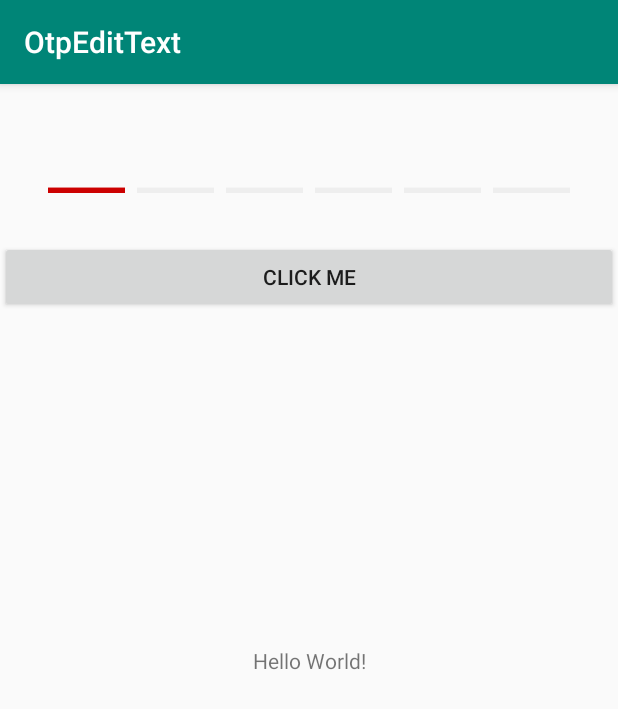
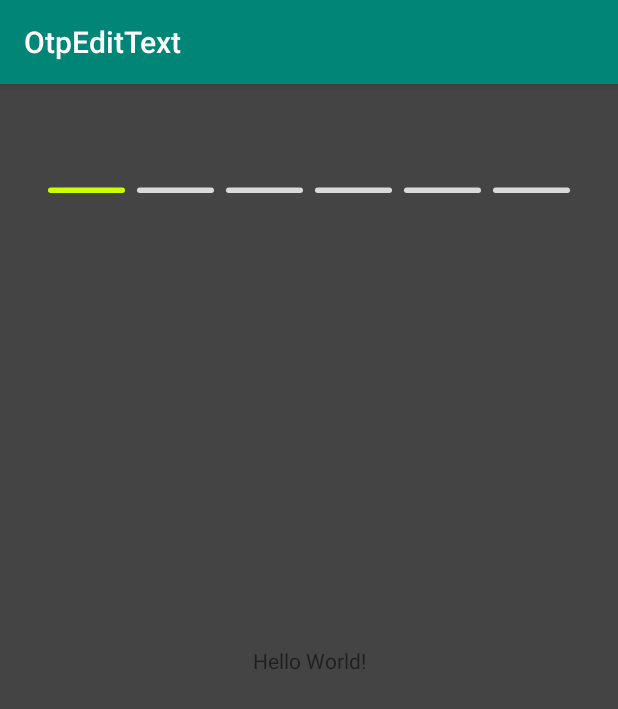
Before and after one commit to swapnil1104/PassCodeText, an Android app: the screen it shows after launch (MainActivity), on a phone screen of 412 x 824 dp. Shown: the top 709 px of the screen. Run offline under Robolectric (Android 15) with nearby library versions, the phone set to English and light mode, and no system bars.

```diff
--- a/app/src/main/res/layout/activity_main.xml
+++ b/app/src/main/res/layout/activity_main.xml
@@ -4,6 +4,7 @@
     xmlns:tools="http://schemas.android.com/tools"
     android:layout_width="match_parent"
     android:layout_height="match_parent"
+    android:background="#444444"
     tools:context=".MainActivity">
 
     <TextView
@@ -26,14 +27,18 @@
         android:padding="32dp"
         app:oev_text_color="#dd1212"
         android:textSize="30sp"
+        app:oev_primary_color="#CCFF00"
+        app:oev_box_style="@string/style_rounded_underline"
+        app:oev_secondary_color="#DADADA"
         app:layout_constraintTop_toTopOf="parent"
-        app:oev_mask_character="ø¥"
+        app:oev_mask_character="*"
         app:oev_mask_input="true" />
 
     <Button
         android:id="@+id/button"
         android:layout_width="0dp"
         android:layout_height="wrap_content"
+        android:visibility="gone"
         android:onClick="displayText"
         android:text="Click me"
         app:layout_constraintEnd_toEndOf="parent"
--- a/otpedittext2/src/main/java/com/broooapps/otpedittext2/OtpEditText.java
+++ b/otpedittext2/src/main/java/com/broooapps/otpedittext2/OtpEditText.java
@@ -38,7 +38,7 @@ public class OtpEditText extends AppCompatEditText implements TextWatcher {
     private int mTextColor;
 
     private float mLineStrokeSelected = 2; //2dp by default
-    private float mLineStroke = 1; //1dp by default
+    private float mLineStroke = 20; //1dp by default
     private float mSpace = 8; //24 dp by default, space between the lines
     private float mCharSize;
     private float mNumChars = 6;
@@ -78,13 +78,12 @@ public class OtpEditText extends AppCompatEditText implements TextWatcher {
 
         // Set the TextWatcher
         this.addTextChangedListener(this);
-
         float multi = context.getResources().getDisplayMetrics().density;
         mLineStroke = multi * mLineStroke;
         mLineStrokeSelected = multi * mLineStrokeSelected;
 
         mLinesPaint = new Paint(getPaint());
-        mLinesPaint.setStrokeWidth(mLineStroke);
+        mLinesPaint.setStrokeWidth(20);
 
         setBackgroundResource(0);
         mSpace = multi * mSpace; //convert to pixels for our density
@@ -140,27 +139,27 @@ public class OtpEditText extends AppCompatEditText implements TextWatcher {
                 case UNDERLINE:
                 case ROUNDED_UNDERLINE:
                     mStrokePaint = new Paint(getPaint());
-                    mStrokePaint.setStrokeWidth(4);
+                    mStrokePaint.setStrokeWidth(8);
                     mStrokePaint.setStyle(Paint.Style.FILL);
                     break;
 
                 case SQUARE_BOX:
                 case ROUNDED_BOX:
                     mStrokePaint = new Paint(getPaint());
-                    mStrokePaint.setStrokeWidth(4);
+                    mStrokePaint.setStrokeWidth(8);
                     mStrokePaint.setStyle(Paint.Style.STROKE);
                     break;
 
                 default:
                     mStrokePaint = new Paint(getPaint());
-                    mStrokePaint.setStrokeWidth(4);
+                    mStrokePaint.setStrokeWidth(8);
                     mStrokePaint.setStyle(Paint.Style.FILL);
 
                     mBoxStyle = UNDERLINE;
             }
         } else {
             mStrokePaint = new Paint(getPaint());
-            mStrokePaint.setStrokeWidth(4);
+            mStrokePaint.setStrokeWidth(8);
             mStrokePaint.setStyle(Paint.Style.FILL);
 
             mBoxStyle = UNDERLINE;
```
Also changed, not shown: 2 other files.
